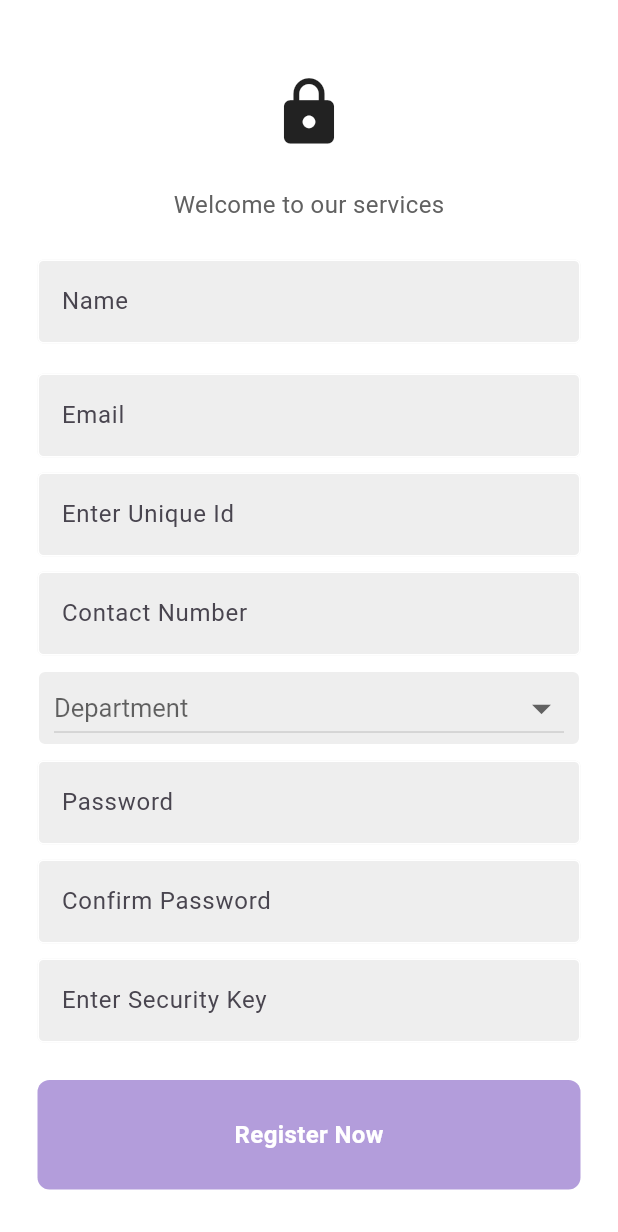
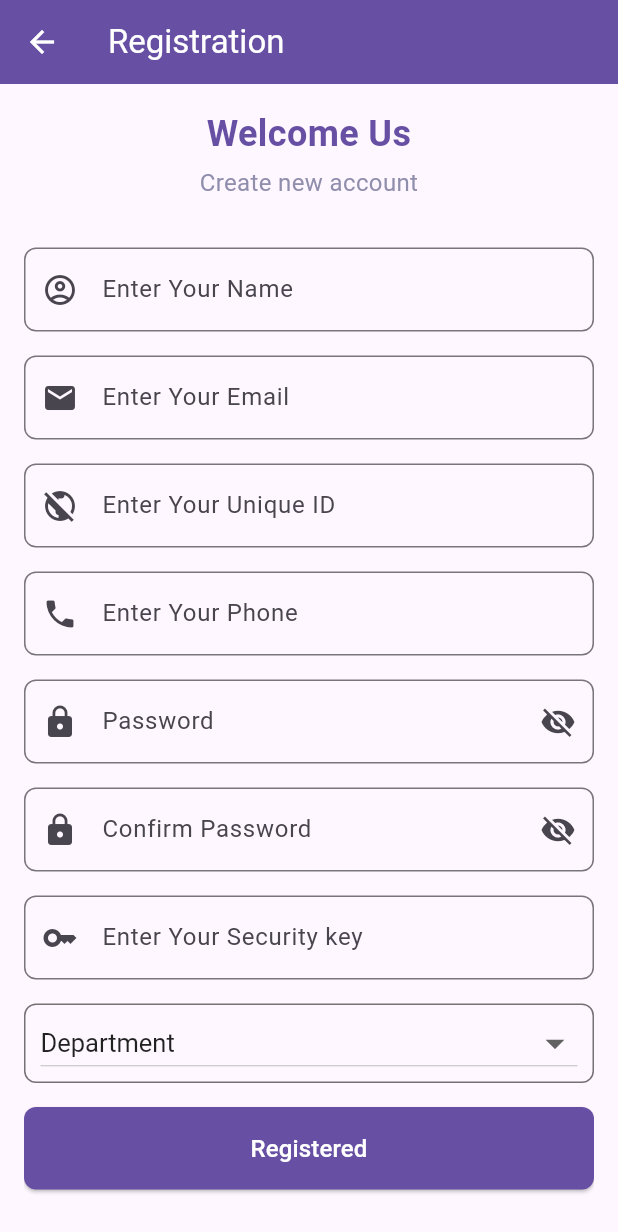
Before and after one commit to VisheshChouhan/BluePrintFinal, a Flutter app: the screen it shows after launch, after a tap on "Sign Up", on a phone screen of 412 x 824 dp. Shown: the top 1232 px of the screen. Run offline on Flutter 3.47's test engine with Material 3 defaults, Android fonts, the phone set to English and light mode, and no system bars; our stand-ins replace cloud_firestore, csv, file_picker, firebase_auth, firebase_core, firebase_database and 3 more; accounts and stored records are empty; key blocks and very long unbroken strings in the code were emptied for the run.

Commit message:
"Login_ui and Sign_up complete"

```diff
--- a/lib/features/auth/presentation/pages/login_page.dart
+++ b/lib/features/auth/presentation/pages/login_page.dart
@@ -65,11 +65,11 @@ class _LoginPageState extends State<LoginPage> {
               ),
               const SizedBox(height: 32),
               AuthTextField(
-                  labelText: 'Enter Your Email/Phone',
+                  labelText: 'Enter Your Email',
                   borderRadius: 8,
                   prefixIcon: const Icon(Icons.account_circle_rounded),
                   obscureText: false,
-                  controller: _emailController,
+                  controller: _emailController, hintText: 'Email',
               ),
               const SizedBox(height: 16),
               AuthTextField(
@@ -84,6 +84,7 @@ class _LoginPageState extends State<LoginPage> {
                     ),
                     onPressed: _togglePasswordVisibility,
                   ),
+                  hintText: 'Password',
               ),
               const SizedBox(height: 8),
               Align(
--- a/lib/features/auth/presentation/pages/registration_page.dart
+++ b/lib/features/auth/presentation/pages/registration_page.dart
@@ -72,7 +72,7 @@ class _RegistrationPageState extends State<RegistrationPage> {
                 borderRadius: 8,
                 prefixIcon: const Icon(Icons.email),
                 obscureText: false,
-                controller: _emailController,
+                controller: _emailController, hintText: 'Email',
               ),
               const SizedBox(height: 16),
               AuthTextField(
@@ -80,7 +80,7 @@ class _RegistrationPageState extends State<RegistrationPage> {
                 borderRadius: 8,
                 prefixIcon: const Icon(Icons.account_circle_outlined),
                 obscureText: false,
-                controller: _nameController,
+                controller: _nameController, hintText: 'Name',
               ),
               const SizedBox(height: 16),
               AuthTextField(
@@ -88,7 +88,7 @@ class _RegistrationPageState extends State<RegistrationPage> {
                 borderRadius: 8,
                 prefixIcon: const Icon(Icons.phone),
                 obscureText: false,
-                controller: _phoneController,
+                controller: _phoneController, hintText: 'Phone',
               ),
               const SizedBox(height: 16),
               AuthTextField(
@@ -96,7 +96,7 @@ class _RegistrationPageState extends State<RegistrationPage> {
                 borderRadius: 8,
                 prefixIcon: const Icon(Icons.account_balance_rounded),
                 obscureText: false,
-                controller: _departmentController,
+                controller: _departmentController, hintText: 'Department',
               ),
               const SizedBox(height: 16),
               AuthTextField(
@@ -104,7 +104,7 @@ class _RegistrationPageState extends State<RegistrationPage> {
                 borderRadius: 8,
                 prefixIcon: const Icon(Icons.key),
                 obscureText: false,
-                controller: _secretKeyController,
+                controller: _secretKeyController, hintText: 'Secret Key',
               ),
               const SizedBox(height: 16),
               AuthTextField(
@@ -118,7 +118,7 @@ class _RegistrationPageState extends State<RegistrationPage> {
                     _obscureText ? Icons.visibility : Icons.visibility_off,
                   ),
                   onPressed: _togglePasswordVisibility,
-                ),
+                ), hintText: 'Password',
               ),
               const SizedBox(height: 16),
               AuthButton(
--- a/lib/features/auth/presentation/widgets/auth_text_field.dart
+++ b/lib/features/auth/presentation/widgets/auth_text_field.dart
@@ -3,6 +3,7 @@ import 'package:flutter/material.dart';
 class AuthTextField extends StatelessWidget {
   final Widget prefixIcon;
   final String labelText;
+  final String hintText;
   final double borderRadius;
   final bool obscureText;
   final TextEditingController controller;
@@ -10,6 +11,7 @@ class AuthTextField extends StatelessWidget {
   AuthTextField({
     super.key,
     required this.labelText,
+    required this.hintText,
     required this.borderRadius,
     required this.prefixIcon,
     required this.obscureText,
@@ -25,6 +27,7 @@ class AuthTextField extends StatelessWidget {
       decoration: InputDecoration(
         prefixIcon: prefixIcon,
         labelText: labelText,
+        hintText: hintText,
         border: OutlineInputBorder(
           borderRadius: BorderRadius.circular(borderRadius),
         ),
--- a/lib/main.dart
+++ b/lib/main.dart
@@ -5,6 +5,7 @@ import 'package:firebase_core/firebase_core.dart';
 import 'package:blue_print/pages/splash_screen.dart';
 import 'package:permission_handler/permission_handler.dart';
 
+import 'features/roles/admin/presentation/pages/admin_home_page.dart';
 import 'firebase_options.dart';
 
 
@@ -30,7 +31,7 @@ class MyApp extends StatelessWidget {
       debugShowCheckedModeBanner: false,
       title: 'Flutter Demo',
       home:  SplashScreen(),
-      // home: LoginPage(),
+      // home: AdminHomePage(),
     );
   }
 }
--- a/lib/pages/login_page.dart
+++ b/lib/pages/login_page.dart
@@ -251,15 +251,17 @@ class _LoginPageState extends State<LoginPage> {
               ),
               const SizedBox(height: 32),
               AuthTextField(
-                labelText: 'Enter Your Email/Phone',
+                labelText: 'Enter Your Email',
                 borderRadius: 8,
                 prefixIcon: const Icon(Icons.account_circle_rounded),
                 obscureText: false,
                 controller: emailController,
+                hintText: 'Email',
               ),
               const SizedBox(height: 16),
               AuthTextField(
                 labelText: 'Password',
+                hintText: 'Password',
                 borderRadius: 8,
                 prefixIcon: const Icon(Icons.lock),
                 obscureText: _obscureText,
@@ -270,6 +272,7 @@ class _LoginPageState extends State<LoginPage> {
                   ),
                   onPressed: _togglePasswordVisibility,
                 ),
+
               ),
               const SizedBox(height: 8),
               Align(
--- a/lib/pages/register_page.dart
+++ b/lib/pages/register_page.dart
@@ -3,15 +3,14 @@ import 'package:cloud_firestore/cloud_firestore.dart';
 import 'package:firebase_auth/firebase_auth.dart';
 import 'package:flutter/material.dart';
 
+import '../assets/my_color_theme.dart';
+import '../features/auth/presentation/widgets/auth_bottom_text.dart';
+import '../features/auth/presentation/widgets/auth_button.dart';
+import '../features/auth/presentation/widgets/auth_text_field.dart';
+import '../features/auth/presentation/widgets/general_text.dart';
 import '../helper_classes/database.dart';
-import '../models/MyButton.dart';
-import '../models/my_textfield.dart';
-import 'home_page.dart';
-// import 'package:teachers_app/models/MyButton.dart';
-// import 'package:teachers_app/models/my_textfield.dart';
-// import 'package:teachers_app/models/squareTile.dart';
-// import 'package:teachers_app/pages/database.dart';
-// import 'package:teachers_app/pages/teacher_dashboard.dart';
+import 'login_page.dart';
+
 
 class RegisterPage extends StatefulWidget {
   final Function()? onTap;
@@ -39,6 +38,23 @@ class _RegisterPageState extends State<RegisterPage> {
   final uniqueIdController = TextEditingController();
 
   late String Department = "Department";
+
+  bool _obscureText = true;
+
+  void _togglePasswordVisibility() {
+    setState(() {
+      _obscureText = !_obscureText;
+    });
+  }
+  bool showLoginPage = true;
+
+  //toggle between the login page and register page
+
+  void togglePages(){
+    setState(() {
+      showLoginPage = !showLoginPage;
+    });
+  }
 
   ////////////////////////////////////////////////////////
 
@@ -144,107 +160,125 @@ class _RegisterPageState extends State<RegisterPage> {
   Widget build(BuildContext context) {
     //String Department;
     return Scaffold(
-      backgroundColor: Colors.white,
-      body: Center(
-        child: SafeArea(
+      appBar: AppBar(
+        backgroundColor: Theme.of(context).primaryColor,
+        iconTheme: const IconThemeData(
+          color: MyColorThemeTheme.whiteColor,
+        ),
+        title: const Text("Registration",
+          style: TextStyle(
+            color: Colors.white,
+          ),
+        ),
+      ),
+      body: Padding(
+        padding: const EdgeInsets.all(16.0),
         child: SingleChildScrollView(
           child: Column(
+            mainAxisAlignment: MainAxisAlignment.center,
+            crossAxisAlignment: CrossAxisAlignment.stretch,
             children: [
-                const SizedBox(
-                  height: 50.0,
+              GeneralText(
+                text: 'Welcome Us',
+                fontSize: 24,
+                color: Theme.of(context).primaryColor,
+                fontWeight: FontWeight.bold,
+                textAlign: TextAlign.center,
               ),
-
-                const Icon(
-                  Icons.lock,
-                  size: 50,
+              const SizedBox(height: 4),
+              GeneralText(
+                text: 'Create new account',
+                fontSize: 16,
+                color: MyColorThemeTheme.secondaryColor,
+                textAlign: TextAlign.center,
               ),
-
-                const SizedBox(
-                  height: 25.0,
+              const SizedBox(height: 32),
+              AuthTextField(
+                labelText: 'Enter Your Name',
+                borderRadius: 8,
+                prefixIcon: const Icon(Icons.account_circle_outlined),
+                obscureText: false,
+                controller: nameController, hintText: 'Name',
               ),
-
-                Text('Welcome to our services',
-                    style: TextStyle(color: Colors.grey[700], fontSize: 16.0)),
-
-                const SizedBox(
-                  height: 25.0,
+              const SizedBox(height: 16),
+              AuthTextField(
+                labelText: 'Enter Your Email',
+                borderRadius: 8,
+                prefixIcon: const Icon(Icons.email),
+                obscureText: false,
+                controller: emailController, hintText: 'Email',
               ),
-
-                //Name textfield
-
-                MyTextField(
-                  controller: nameController,
-
+              const SizedBox(height: 16),
+              AuthTextField(
+                labelText: 'Enter Your Unique ID',
+                borderRadius: 8,
+                prefixIcon: const Icon(Icons.public_off),
                 obscureText: false,
-                    hintText: "Name"
-
+                controller: uniqueIdController, hintText: 'Unique ID',
               ),
-                const SizedBox(
-                  height: 10.0,
+              const SizedBox(height: 16),
+              AuthTextField(
+                labelText: 'Enter Your Phone',
+                borderRadius: 8,
+                prefixIcon: const Icon(Icons.phone),
+                obscureText: false,
+                controller: phonenumberController, hintText: 'Phone',
               ),
-
-                //email textfield
-
-                const SizedBox(
-                  height: 10.0,
+              const SizedBox(height: 16),
+              AuthTextField(
+                labelText: 'Password',
+                borderRadius: 8,
+                prefixIcon: const Icon(Icons.lock),
+                obscureText: _obscureText,
+                controller: passwordController,
+                suffixIcon: IconButton(
+                  icon: Icon(
+                    _obscureText ? Icons.visibility_off : Icons.visibility,
                   ),
-
-                MyTextField(
-                  controller: emailController,
-                  hintText: "Email",
+                  onPressed: _togglePasswordVisibility,
+                ), hintText: 'Password',
+              ),
+              const SizedBox(height: 16,),
+              AuthTextField(
+                labelText: 'Confirm Password',
+                borderRadius: 8,
+                prefixIcon: const Icon(Icons.lock),
+                obscureText: _obscureText,
+                controller: confirmPasswordController,
+                suffixIcon: IconButton(
+                  icon: Icon(
+                    _obscureText ? Icons.visibility_off : Icons.visibility,
+                  ),
+                  onPressed: _togglePasswordVisibility,
+                ), hintText: 'Confirm Password',
+              ),
+              const SizedBox(height: 16,),
+              AuthTextField(
+                labelText: 'Enter Your Security key',
+                borderRadius: 8,
+                prefixIcon: const Icon(Icons.key),
                 obscureText: false,
+                controller: securitykeyController, hintText: 'Secret Key',
               ),
-
-                const SizedBox(
-                  height: 10.0,
+              const SizedBox(height: 16),
+              Container(
+                decoration: BoxDecoration(
+                  border: Border.all(color: Colors.black54),
+                  borderRadius: BorderRadius.circular(8),
                 ),
-
-                MyTextField(
-                  controller: uniqueIdController,
-                  hintText: "Enter Unique Id",
-                  obscureText: false,
-                ),
-
-
-
-                const SizedBox(
-                  height: 10.0,
-                ),
-
-                //Contact Number textfield
-
-                MyTextField(
-                  controller: phonenumberController,
-                  hintText: "Contact Number",
-                  obscureText: false,
-                ),
-
-                const SizedBox(
-                  height: 10.0,
-                ),
-
-
-
-
-
-                Padding(
-                  padding: EdgeInsets.symmetric(horizontal: 25),
-                  child: Container(
-                    decoration: BoxDecoration(
-                        border: Border.all(color: Colors.white),
-                        color: Colors.grey[200],
-                    borderRadius: BorderRadius.circular(5),),
-
+                height: 53,
+                child: Center(
                   child: DropdownButton(
                     padding: EdgeInsets.symmetric(horizontal: 10),
                     hint: Department == "Department"
                         ? const Text('Department',
-                        style: TextStyle(fontSize: 17),
+                      style: TextStyle(fontSize: 17,color: Colors.black87),
                     )
                         : Text(
                       Department,
                       style: TextStyle(color: Colors.black),
                     ),
+                    isDense: true,
                     isExpanded: true,
                     iconSize: 30.0,
                     style: TextStyle(color: Colors.black),
@@ -277,95 +311,25 @@ class _RegisterPageState extends State<RegisterPage> {
                   ),
                 ),
               ),
-
-
-
-
-                const SizedBox(
-                  height: 10.0,
+              const SizedBox(height: 16),
+              AuthButton(
+                borderRadius: 8,
+                onPressed: signUserUp,
+                vertical: 16,
+                buttonBackgroundColor: Theme.of(context).primaryColor,
+                fontSize: 16,
+                text: 'Registered',
+                textColor: MyColorThemeTheme.whiteColor,
               ),
-
-                MyTextField(
-                  controller: passwordController,
-                  hintText: "Password",
-                  obscureText: true,
+              const SizedBox(height: 16),
+              AuthBottomText(
+                buttonText: 'Sign In',
+                generalText: 'Have an account?',
+                onPressed: () {
+                  Navigator.push(context, MaterialPageRoute(builder: (context) => LoginPage(onTap: togglePages,),),);
+                },
               ),
-
-                const SizedBox(
-                  height: 10.0,
-                ),
-
-                MyTextField(
-                  controller: confirmPasswordController,
-                  hintText: "Confirm Password",
-                  obscureText: true,
-                ),
-
-                const SizedBox(
-                  height: 10.0,
-                ),
-
-                MyTextField(
-                  controller: securitykeyController,
-                  hintText: "Enter Security Key",
-                  obscureText: true,
-                ),
-
-                const SizedBox(
-                  height: 25.0,
-                ),
-
-                MyButton(
-                  onTap: signUserUp,
-                  text: "Register Now",
-                ),
-
-                const SizedBox(
-                  height: 25.0,
-                ),
-
-
-
-                const SizedBox(
-                  height: 25.0,
-                ),
-
-                const Row(
-                  mainAxisAlignment: MainAxisAlignment.center,
-                  children: [
-                    //Google Button
-                    // SquareTile(imagePath: 'lib/assets/google.png'),
-
-                    SizedBox(
-                      width: 25.0,
-                    ),
-
-                    //Apple Button
-                    // SquareTile(
-                    //   imagePath: 'lib/assets/apple.png',
-                    // )
             ],
-                ),
-                const SizedBox(
-                  height: 25.0,
-                ),
-                Row(
-                  mainAxisAlignment: MainAxisAlignment.center,
-                  children: [
-                    const Text('Already have an account?'),
-                    GestureDetector(
-                      onTap: widget.onTap,
-                      child: const Text(
-                        'Login Here',
-                        style: TextStyle(
-                          color: Colors.blue,
-                        ),
-                      ),
-                    )
-                  ],
-                )
-              ],
-            ),
           ),
         ),
       ),
```
Lines whose indentation alone changed are shown as unchanged.
